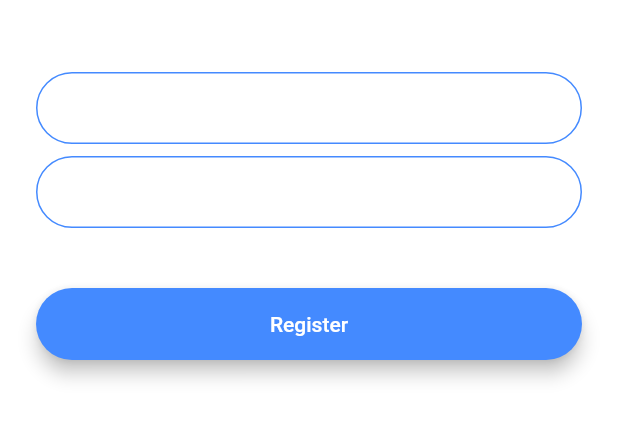
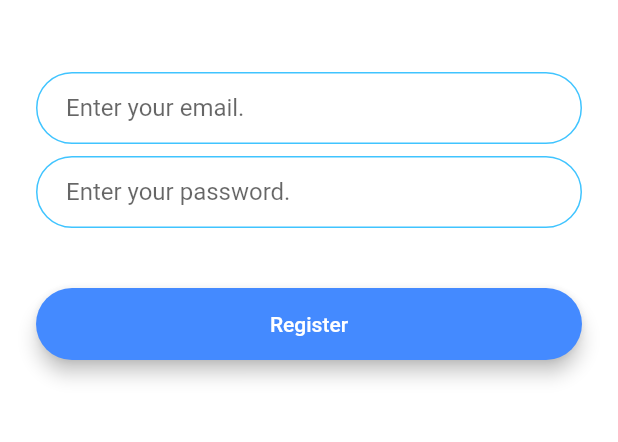
Before and after one commit to joaofbvieira/flash-chat-app-flutter, a Flutter app: the RegistrationScreen screen opened by its route, on a phone screen of 412 x 824 dp, the part 576-1018 px from its top. Run offline on Flutter 3.47's test engine with Material 2 defaults, Android fonts, the phone set to English and light mode, and no system bars; our stand-ins replace animated_text_kit.

Commit message:
Development paused (saving temporary changes)

```diff
--- /dev/null
+++ b/lib/components/rounded_button.dart
@@ -0,0 +1,32 @@
+import 'package:flutter/material.dart';
+
+class RoundedButton extends StatelessWidget {
+  RoundedButton({this.color, this.title, this.onPress});
+
+  final Color color;
+  final String title;
+  final Function onPress;
+
+  @override
+  Widget build(BuildContext context) {
+    return Padding(
+      padding: EdgeInsets.symmetric(vertical: 16.0),
+      child: Material(
+        color: this.color,
+        borderRadius: BorderRadius.circular(30.0),
+        elevation: 5.0,
+        child: MaterialButton(
+          onPressed: this.onPress,
+          minWidth: 200.0,
+          height: 42.0,
+          child: Text(
+            this.title,
+            style: TextStyle(
+              color: Colors.white,
+            ),
+          ),
+        ),
+      ),
+    );
+  }
+}
--- a/lib/constants.dart
+++ b/lib/constants.dart
@@ -17,3 +17,18 @@ const kMessageContainerDecoration = BoxDecoration(
     top: BorderSide(color: Colors.lightBlueAccent, width: 2.0),
   ),
 );
+
+const kTextFieldDecoration = InputDecoration(
+  contentPadding: EdgeInsets.symmetric(vertical: 10.0, horizontal: 20.0),
+  border: OutlineInputBorder(
+    borderRadius: BorderRadius.all(Radius.circular(32.0)),
+  ),
+  enabledBorder: OutlineInputBorder(
+    borderSide: BorderSide(color: Colors.lightBlueAccent, width: 1.0),
+    borderRadius: BorderRadius.all(Radius.circular(32.0)),
+  ),
+  focusedBorder: OutlineInputBorder(
+    borderSide: BorderSide(color: Colors.lightBlueAccent, width: 2.0),
+    borderRadius: BorderRadius.all(Radius.circular(32.0)),
+  ),
+);
--- a/lib/screens/chat_screen.dart
+++ b/lib/screens/chat_screen.dart
@@ -2,6 +2,8 @@ import 'package:flutter/material.dart';
 import 'package:flash_chat/constants.dart';
 
 class ChatScreen extends StatefulWidget {
+  static const String routeName = 'chat_screen';
+
   @override
   _ChatScreenState createState() => _ChatScreenState();
 }
--- a/lib/screens/registration_screen.dart
+++ b/lib/screens/registration_screen.dart
@@ -1,6 +1,11 @@
+import 'package:flash_chat/components/rounded_button.dart';
 import 'package:flutter/material.dart';
 
+import '../constants.dart';
+
 class RegistrationScreen extends StatefulWidget {
+  static const String routeName = 'registration_screen';
+
   @override
   _RegistrationScreenState createState() => _RegistrationScreenState();
 }
@@ -16,9 +21,12 @@ class _RegistrationScreenState extends State<RegistrationScreen> {
           mainAxisAlignment: MainAxisAlignment.center,
           crossAxisAlignment: CrossAxisAlignment.stretch,
           children: <Widget>[
-            Container(
-              height: 200.0,
-              child: Image.asset('images/logo.png'),
+            Hero(
+              tag: 'logo',
+              child: Container(
+                height: 200.0,
+                child: Image.asset('images/logo.png'),
+              ),
             ),
             SizedBox(
               height: 48.0,
@@ -27,22 +35,8 @@ class _RegistrationScreenState extends State<RegistrationScreen> {
               onChanged: (value) {
                 //Do something with the user input.
               },
-              decoration: InputDecoration(
-                hintText: 'Enter your email',
-                contentPadding:
-                    EdgeInsets.symmetric(vertical: 10.0, horizontal: 20.0),
-                border: OutlineInputBorder(
-                  borderRadius: BorderRadius.all(Radius.circular(32.0)),
-                ),
-                enabledBorder: OutlineInputBorder(
-                  borderSide: BorderSide(color: Colors.blueAccent, width: 1.0),
-                  borderRadius: BorderRadius.all(Radius.circular(32.0)),
-                ),
-                focusedBorder: OutlineInputBorder(
-                  borderSide: BorderSide(color: Colors.blueAccent, width: 2.0),
-                  borderRadius: BorderRadius.all(Radius.circular(32.0)),
-                ),
-              ),
+              decoration:
+                  kTextFieldDecoration.copyWith(hintText: 'Enter your email.'),
             ),
             SizedBox(
               height: 8.0,
@@ -51,44 +45,18 @@ class _RegistrationScreenState extends State<RegistrationScreen> {
               onChanged: (value) {
                 //Do something with the user input.
               },
-              decoration: InputDecoration(
-                hintText: 'Enter your password',
-                contentPadding:
-                    EdgeInsets.symmetric(vertical: 10.0, horizontal: 20.0),
-                border: OutlineInputBorder(
-                  borderRadius: BorderRadius.all(Radius.circular(32.0)),
-                ),
-                enabledBorder: OutlineInputBorder(
-                  borderSide: BorderSide(color: Colors.blueAccent, width: 1.0),
-                  borderRadius: BorderRadius.all(Radius.circular(32.0)),
-                ),
-                focusedBorder: OutlineInputBorder(
-                  borderSide: BorderSide(color: Colors.blueAccent, width: 2.0),
-                  borderRadius: BorderRadius.all(Radius.circular(32.0)),
-                ),
-              ),
+              decoration: kTextFieldDecoration.copyWith(
+                  hintText: 'Enter your password.'),
             ),
             SizedBox(
               height: 24.0,
             ),
-            Padding(
-              padding: EdgeInsets.symmetric(vertical: 16.0),
-              child: Material(
-                color: Colors.blueAccent,
-                borderRadius: BorderRadius.all(Radius.circular(30.0)),
-                elevation: 5.0,
-                child: MaterialButton(
-                  onPressed: () {
-                    //Implement registration functionality.
-                  },
-                  minWidth: 200.0,
-                  height: 42.0,
-                  child: Text(
-                    'Register',
-                    style: TextStyle(color: Colors.white),
-                  ),
-                ),
-              ),
+            RoundedButton(
+              color: Colors.blueAccent,
+              title: 'Register',
+              onPress: () {
+                // TODO: Implement action for register button
+              },
             ),
           ],
         ),
--- a/pubspec.yaml
+++ b/pubspec.yaml
@@ -11,6 +11,10 @@ dependencies:
     sdk: flutter
 
   cupertino_icons: ^0.1.2
+  animated_text_kit: ^2.0.0
+  firebase_auth: ^0.15.5+3
+  firebase_core: ^0.4.4+3
+  cloud_firestore: ^0.13.4+2
 
 dev_dependencies:
   flutter_test:
```
Also changed, not shown: lib/main.dart (+5 -10 lines), lib/screens/login_screen.dart (+21 -56 lines), lib/screens/welcome_screen.dart (+50 -36 lines), pubspec.lock, 4 other files.
